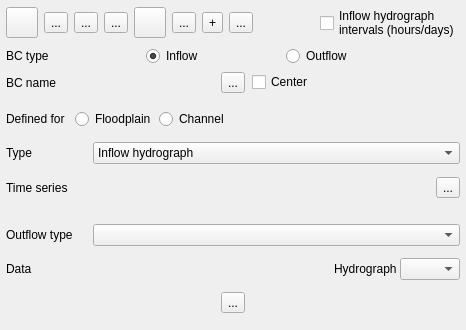
Old version of the form flo2d/ui/bc_editor.ui in the repository FLO-2DSoftware/qgis-flo-2d-plugin.
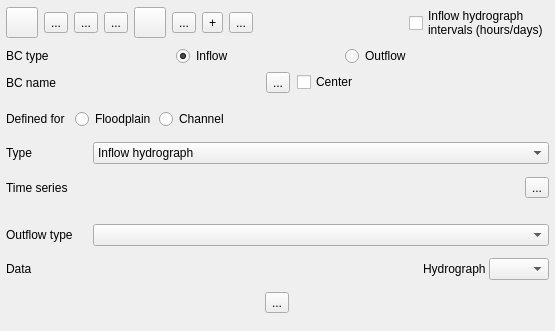
New version of the form. Icons and pictures are not drawn.

The edit to the form file:
```diff
--- a/flo2d/ui/bc_editor.ui
+++ b/flo2d/ui/bc_editor.ui
@@ -6,8 +6,8 @@
    <rect>
     <x>0</x>
     <y>0</y>
-    <width>466</width>
-    <height>330</height>
+    <width>555</width>
+    <height>331</height>
    </rect>
   </property>
   <property name="minimumSize">
```
Left out of the diff: 2 changed lines with no effect on the pictures.
